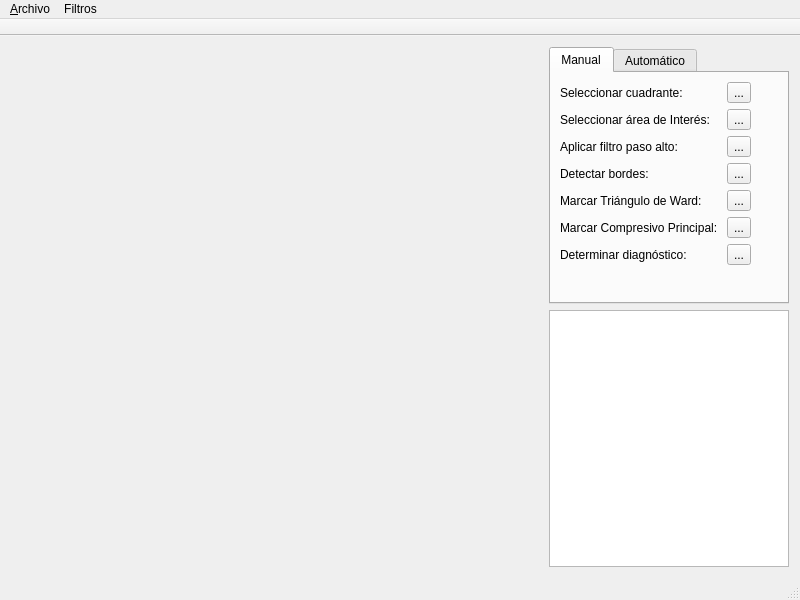
This is Src/mainwindow.ui in ilanbluestone/analizador-osteoporosis as Qt 5 draws it before an edit. The edited form follows.
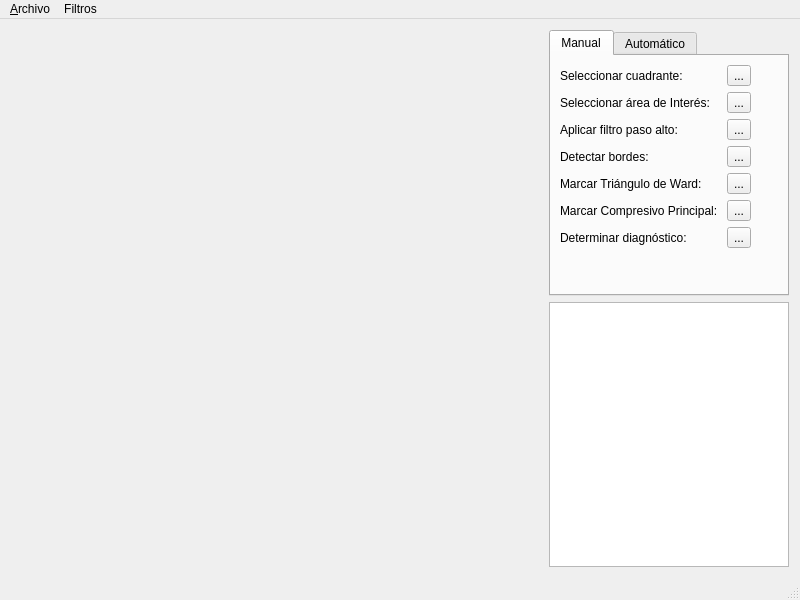
This is the edited form.

Patch:
```diff
--- a/Src/mainwindow.ui
+++ b/Src/mainwindow.ui
@@ -30,6 +30,9 @@
        <enum>QFrame::NoFrame</enum>
       </property>
       <widget class="QWidget" name="stackedWidgetPage1">
+       <property name="enabled">
+        <bool>false</bool>
+       </property>
        <layout class="QVBoxLayout" name="verticalLayout"/>
       </widget>
      </widget>
@@ -308,20 +311,6 @@
    <addaction name="menuFiltros"/>
   </widget>
   <widget class="QStatusBar" name="statusBar"/>
-  <widget class="QToolBar" name="toolBar">
-   <property name="windowTitle">
-    <string>toolBar</string>
-   </property>
-   <property name="movable">
-    <bool>false</bool>
-   </property>
-   <attribute name="toolBarArea">
-    <enum>TopToolBarArea</enum>
-   </attribute>
-   <attribute name="toolBarBreak">
-    <bool>false</bool>
-   </attribute>
-  </widget>
   <action name="actionAbrir_imagen">
    <property name="text">
     <string>Abrir imagen</string>
```
Left out of the diff: 18 changed lines with no effect on the pictures.
